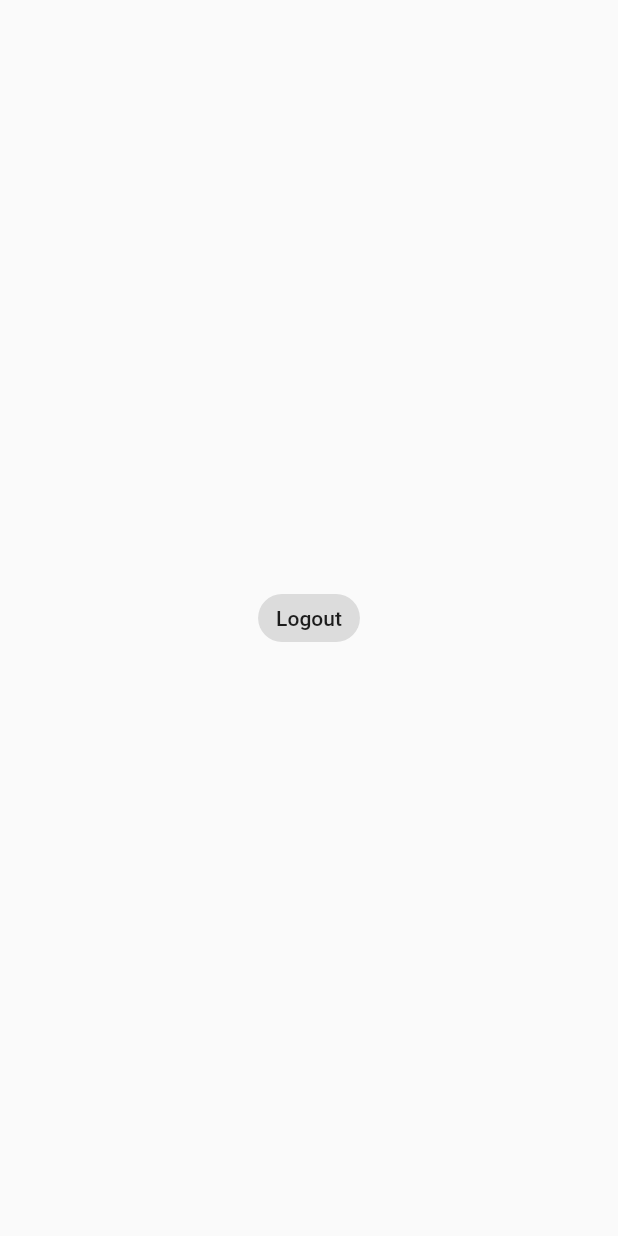
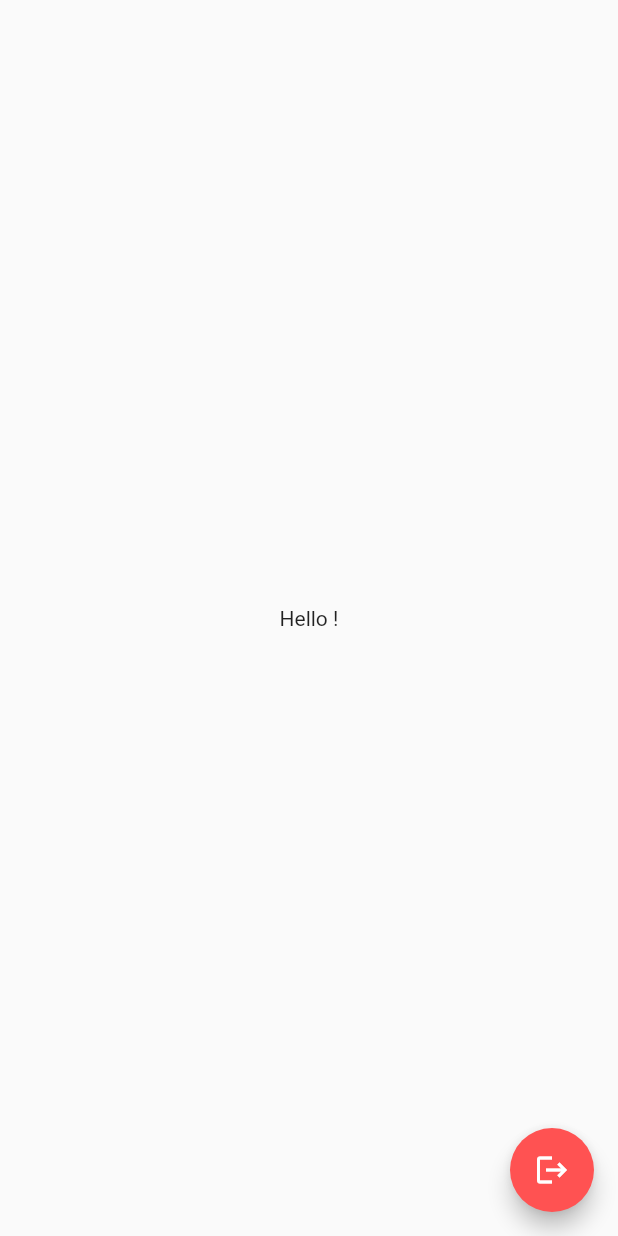
Before and after one commit to grayson40/p2p-app, a Flutter app: the ProfileScreen screen opened directly, on a phone screen of 412 x 824 dp. Run offline on Flutter 3.47's test engine with Material 2 defaults, Android fonts, the phone set to English and light mode, and no system bars; our stand-ins replace cloud_firestore, firebase_auth, firebase_core, fluttertoast; accounts and stored records are empty.

Commit message:
Add accessibility to current user data

```diff
--- a/lib/screens/profile_screen.dart
+++ b/lib/screens/profile_screen.dart
@@ -1,6 +1,8 @@
+import 'package:cloud_firestore/cloud_firestore.dart';
 import 'package:firebase_auth/firebase_auth.dart';
 import 'package:flutter/material.dart';
 import 'package:p2p_app/screens/login_screen.dart';
+import 'package:p2p_app/models/user_model.dart';
 
 class ProfileScreen extends StatefulWidget {
   const ProfileScreen({Key? key}) : super(key: key);
@@ -10,15 +12,33 @@ class ProfileScreen extends StatefulWidget {
 }
 
 class _ProfileScreenState extends State<ProfileScreen> {
+  User? user = FirebaseAuth.instance.currentUser;
+  UserModel loggedInUser = UserModel();
+
+  void initState() {
+    super.initState();
+    FirebaseFirestore.instance
+        .collection("users")
+        .doc(user!.uid)
+        .get()
+        .then((value) {
+      loggedInUser = UserModel.fromMap(value.data());
+      setState(() {});
+    });
+  }
+
   @override
   Widget build(BuildContext context) {
     return Scaffold(
       body: Center(
-        child: ActionChip(
-            label: Text("Logout"),
-            onPressed: () {
-              logout(context);
-            }),
+        child: Text('Hello ${loggedInUser.username.toString()}!'),
+      ),
+      floatingActionButton: FloatingActionButton(
+        onPressed: () {
+          logout(context);
+        },
+        backgroundColor: Colors.redAccent,
+        child: const Icon(Icons.logout),
       ),
     );
   }
```
